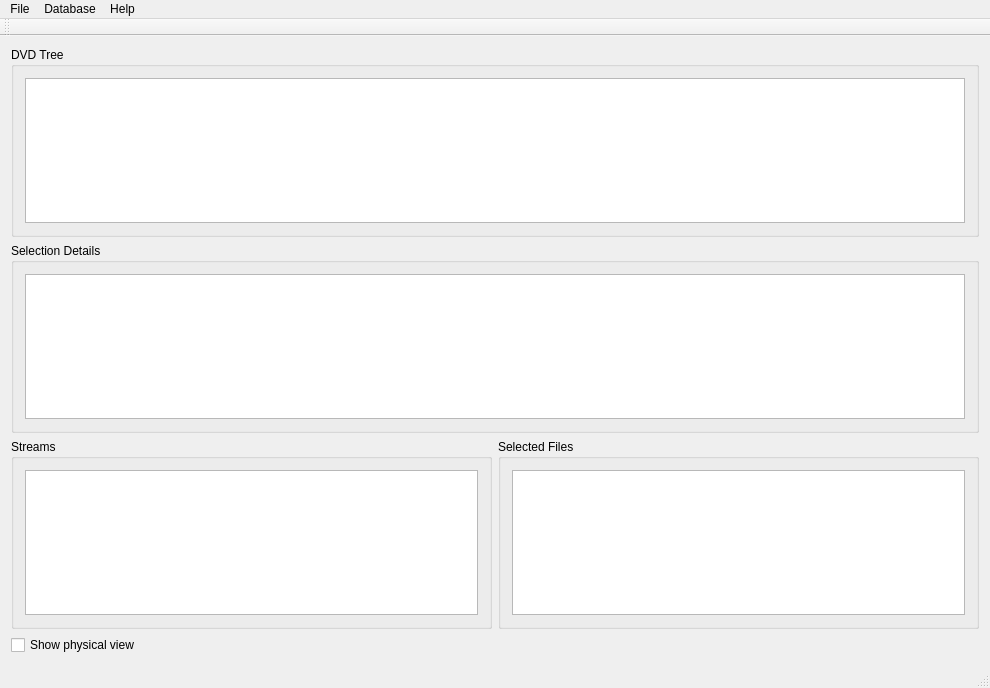
nschlia/libdvdetect, file Qt/guiexample/dvdexplorerdlg.ui: the form before one commit.
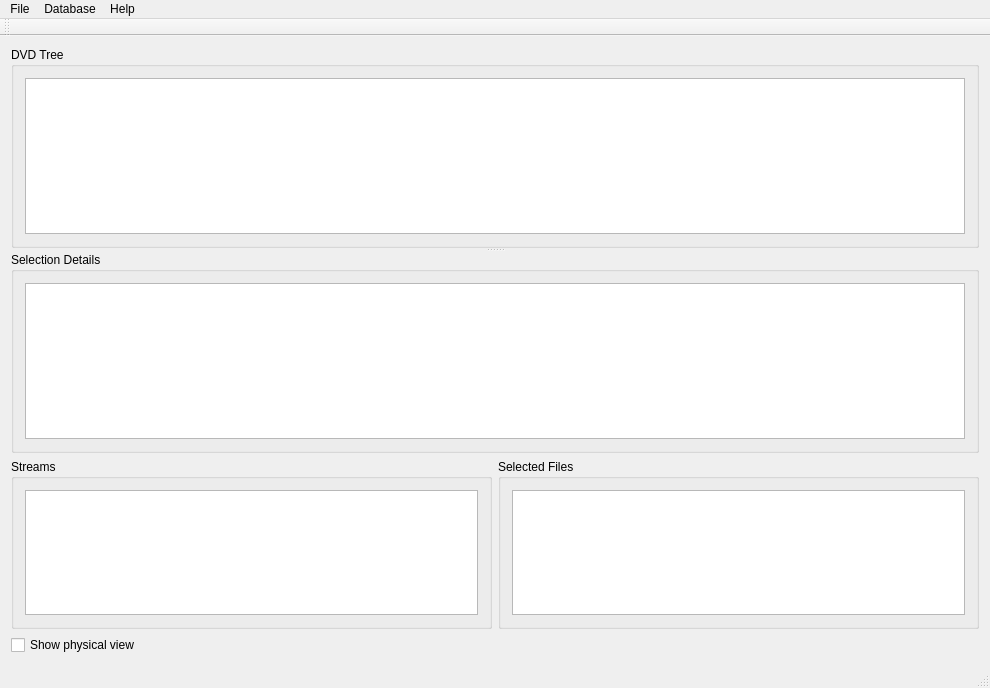
The form after the commit.

What changed in the file:
```diff
--- a/Qt/guiexample/dvdexplorerdlg.ui
+++ b/Qt/guiexample/dvdexplorerdlg.ui
@@ -14,42 +14,12 @@
    <string>libDVDetect Explorer</string>
   </property>
   <widget class="QWidget" name="centralWidget">
-   <layout class="QGridLayout" name="gridLayout_5">
-    <item row="2" column="1">
-     <widget class="QGroupBox" name="groupBox_8">
-      <property name="title">
-       <string>Selected Files</string>
+   <layout class="QVBoxLayout" name="verticalLayout">
+    <item>
+     <widget class="QSplitter" name="splitter">
+      <property name="orientation">
+       <enum>Qt::Vertical</enum>
       </property>
-      <layout class="QGridLayout" name="gridLayout_4">
-       <item row="0" column="0">
-        <widget class="QTreeView" name="treeViewFiles">
-         <property name="statusTip">
-          <string>List files in current selection.</string>
-         </property>
-         <property name="editTriggers">
-          <set>QAbstractItemView::NoEditTriggers</set>
-         </property>
-         <property name="alternatingRowColors">
-          <bool>true</bool>
-         </property>
-         <property name="selectionMode">
-          <enum>QAbstractItemView::NoSelection</enum>
-         </property>
-         <property name="indentation">
-          <number>0</number>
-         </property>
-         <property name="animated">
-          <bool>true</bool>
-         </property>
-         <attribute name="headerVisible">
-          <bool>false</bool>
-         </attribute>
-        </widget>
-       </item>
-      </layout>
-     </widget>
-    </item>
-    <item row="0" column="0" colspan="2">
      <widget class="QGroupBox" name="groupBox_1">
       <property name="title">
        <string>DVD Tree</string>
@@ -75,8 +45,37 @@
          <property name="animated">
           <bool>true</bool>
          </property>
+         </widget>
+        </item>
+       </layout>
+      </widget>
+      <widget class="QGroupBox" name="groupBox_7">
+       <property name="title">
+        <string>Selection Details</string>
+       </property>
+       <layout class="QGridLayout" name="gridLayout_3">
+        <item row="0" column="0">
+         <widget class="QTreeView" name="treeViewDetails">
+          <property name="statusTip">
+           <string>Show details about select title, chapter, cell etc.</string>
+          </property>
+          <property name="editTriggers">
+           <set>QAbstractItemView::NoEditTriggers</set>
+          </property>
+          <property name="alternatingRowColors">
+           <bool>true</bool>
+          </property>
+          <property name="selectionMode">
+           <enum>QAbstractItemView::NoSelection</enum>
+          </property>
+          <property name="indentation">
+           <number>0</number>
+          </property>
+          <property name="animated">
+           <bool>true</bool>
+          </property>
          <attribute name="headerVisible">
-          <bool>true</bool>
+           <bool>false</bool>
          </attribute>
          <attribute name="headerStretchLastSection">
           <bool>true</bool>
@@ -85,8 +84,11 @@
        </item>
       </layout>
      </widget>
+     </widget>
     </item>
-    <item row="2" column="0">
+    <item>
+     <layout class="QHBoxLayout" name="horizontalLayout">
+      <item>
      <widget class="QGroupBox" name="groupBox_6">
       <property name="title">
        <string>Streams</string>
@@ -120,14 +122,14 @@
       </layout>
      </widget>
     </item>
-    <item row="1" column="0" colspan="2">
-     <widget class="QGroupBox" name="groupBox_7">
+      <item>
+       <widget class="QGroupBox" name="groupBox_8">
       <property name="title">
-       <string>Selection Details</string>
-      </property>
-      <layout class="QGridLayout" name="gridLayout_3">
+         <string>Selected Files</string>
+        </property>
+        <layout class="QGridLayout" name="gridLayout_4">
        <item row="0" column="0">
-        <widget class="QTreeView" name="treeViewDetails">
+          <widget class="QTreeView" name="treeViewFiles">
          <property name="statusTip">
           <string>Show details about select title, chapter, cell etc.</string>
          </property>
@@ -149,15 +151,14 @@
          <attribute name="headerVisible">
           <bool>false</bool>
          </attribute>
-         <attribute name="headerStretchLastSection">
-          <bool>true</bool>
-         </attribute>
         </widget>
        </item>
       </layout>
      </widget>
     </item>
-    <item row="3" column="0">
+     </layout>
+    </item>
+    <item>
      <widget class="QCheckBox" name="checkBoxPhysicalView">
       <property name="statusTip">
        <string>Switch between physical and virtual view.</string>
```
Left out of the diff: 50 changed lines with no effect on the pictures. Lines whose indentation alone changed are shown as unchanged.
